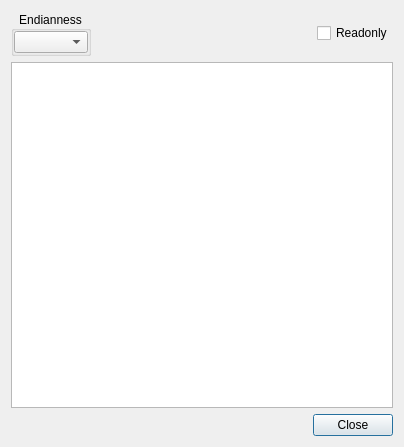
Qt form dialogdatainspector.ui (horsicq/FormatDialogs) before a commit.
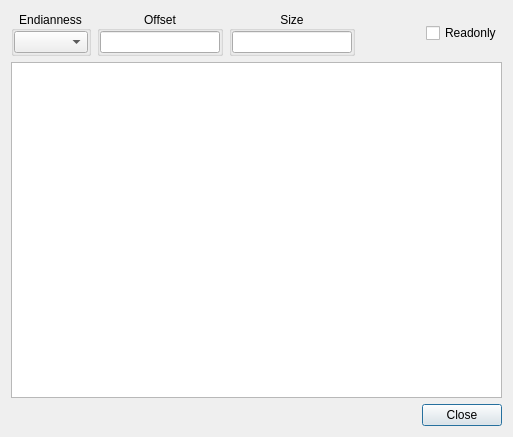
The same form after that commit. Custom widgets are drawn as their Qt base class.

Diff of the .ui file:
```diff
--- a/dialogdatainspector.ui
+++ b/dialogdatainspector.ui
@@ -9,8 +9,8 @@
    <rect>
     <x>0</x>
     <y>0</y>
-    <width>404</width>
-    <height>447</height>
+    <width>513</width>
+    <height>437</height>
    </rect>
   </property>
   <property name="windowTitle">
@@ -55,6 +55,74 @@
        </layout>
       </widget>
      </item>
+     <item>
+      <widget class="QGroupBox" name="groupBoxOffset">
+       <property name="title">
+        <string>Offset</string>
+       </property>
+       <property name="alignment">
+        <set>Qt::AlignCenter</set>
+       </property>
+       <layout class="QVBoxLayout" name="verticalLayout_11">
+        <property name="leftMargin">
+         <number>0</number>
+        </property>
+        <property name="topMargin">
+         <number>0</number>
+        </property>
+        <property name="rightMargin">
+         <number>0</number>
+        </property>
+        <property name="bottomMargin">
+         <number>0</number>
+        </property>
+        <item>
+         <widget class="XLineEditHEX" name="lineEditOffset">
+          <property name="minimumSize">
+           <size>
+            <width>120</width>
+            <height>0</height>
+           </size>
+          </property>
+         </widget>
+        </item>
+       </layout>
+      </widget>
+     </item>
+     <item>
+      <widget class="QGroupBox" name="groupBoxESize">
+       <property name="title">
+        <string>Size</string>
+       </property>
+       <property name="alignment">
+        <set>Qt::AlignCenter</set>
+       </property>
+       <layout class="QVBoxLayout" name="verticalLayout_12">
+        <property name="leftMargin">
+         <number>0</number>
+        </property>
+        <property name="topMargin">
+         <number>0</number>
+        </property>
+        <property name="rightMargin">
+         <number>0</number>
+        </property>
+        <property name="bottomMargin">
+         <number>0</number>
+        </property>
+        <item>
+         <widget class="XLineEditHEX" name="lineEditSize">
+          <property name="minimumSize">
+           <size>
+            <width>120</width>
+            <height>0</height>
+           </size>
+          </property>
+         </widget>
+        </item>
+       </layout>
+      </widget>
+     </item>
      <item>
       <spacer name="horizontalSpacer_2">
        <property name="orientation">
@@ -128,6 +196,13 @@
    </item>
   </layout>
  </widget>
+ <customwidgets>
+  <customwidget>
+   <class>XLineEditHEX</class>
+   <extends>QLineEdit</extends>
+   <header>xlineedithex.h</header>
+  </customwidget>
+ </customwidgets>
  <resources/>
  <connections/>
 </ui>
```
